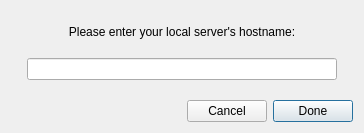
Old version of the form Qt_UI/MainMenu/connectiondialog.ui in the repository Phucyro/PawnHub.
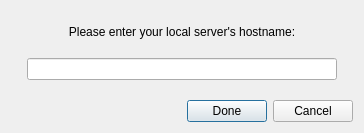
New version of the form.

The edit to the form file:
```diff
--- a/Qt_UI/MainMenu/connectiondialog.ui
+++ b/Qt_UI/MainMenu/connectiondialog.ui
@@ -134,28 +134,6 @@
        </property>
       </spacer>
      </item>
-     <item>
-      <widget class="QPushButton" name="cancelPush">
-       <property name="sizePolicy">
-        <sizepolicy hsizetype="Fixed" vsizetype="Fixed">
-         <horstretch>0</horstretch>
-         <verstretch>0</verstretch>
-        </sizepolicy>
-       </property>
-       <property name="text">
-        <string>Cancel</string>
-       </property>
-       <property name="autoDefault">
-        <bool>false</bool>
-       </property>
-       <property name="default">
-        <bool>false</bool>
-       </property>
-       <property name="flat">
-        <bool>false</bool>
-       </property>
-      </widget>
-     </item>
      <item>
       <widget class="QPushButton" name="donePush">
        <property name="sizePolicy">
@@ -175,6 +153,28 @@
        </property>
       </widget>
      </item>
+     <item>
+      <widget class="QPushButton" name="cancelPush">
+       <property name="sizePolicy">
+        <sizepolicy hsizetype="Fixed" vsizetype="Fixed">
+         <horstretch>0</horstretch>
+         <verstretch>0</verstretch>
+        </sizepolicy>
+       </property>
+       <property name="text">
+        <string>Cancel</string>
+       </property>
+       <property name="autoDefault">
+        <bool>false</bool>
+       </property>
+       <property name="default">
+        <bool>false</bool>
+       </property>
+       <property name="flat">
+        <bool>false</bool>
+       </property>
+      </widget>
+     </item>
     </layout>
    </item>
   </layout>
```
Left out of the diff: 2 changed lines with no effect on the pictures.
